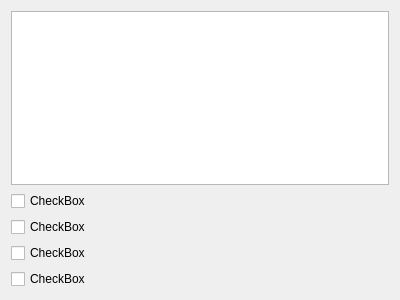
Above: multipleanswer.ui from mariia-smirnova/Questionnaire before the change. Below: the same form after it.
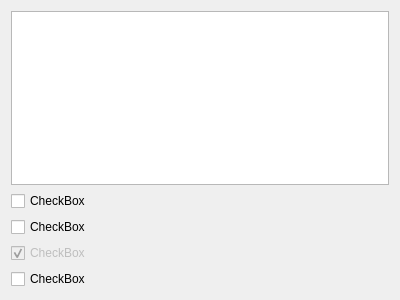
That is the form after the change.

Diff of the .ui file:
```diff
--- a/multipleanswer.ui
+++ b/multipleanswer.ui
@@ -35,9 +35,15 @@
      </item>
      <item>
       <widget class="QCheckBox" name="var3">
+       <property name="enabled">
+        <bool>false</bool>
+       </property>
        <property name="text">
         <string>CheckBox</string>
        </property>
+       <property name="checked">
+        <bool>true</bool>
+       </property>
       </widget>
      </item>
      <item>
```
Left out of the diff: 6 changed lines with no effect on the pictures.
